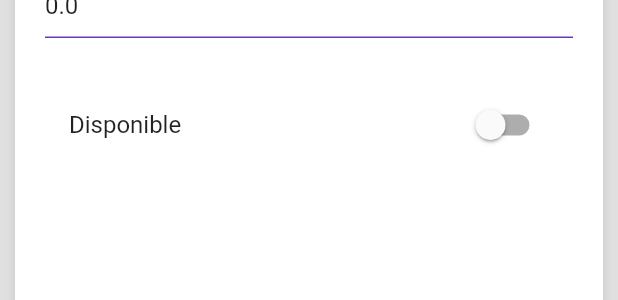
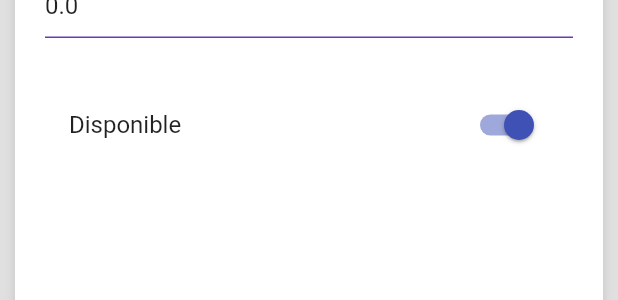
Before and after one commit to emi505inos/productos_app, a Flutter app: the _ProductForm widget shown alone on an empty page, opened directly, after a tap on "Disponible", on a phone screen of 412 x 824 dp. Shown: the part 199-499 px from the top of the screen. Run offline on Flutter 3.47's test engine with Material 2 defaults, Android fonts, the phone set to English and light mode, and no system bars; network calls fail.

Commit message:
modified:   lib/providers/product_from_providers.dart 	modified:   lib/screens/product_screen.dart 	modified:   lib/widgets/product_imagen.dart

```diff
--- a/lib/providers/product_from_providers.dart
+++ b/lib/providers/product_from_providers.dart
@@ -9,6 +9,12 @@ class ProductFormProvider extends ChangeNotifier{
 
   ProductFormProvider(this.product);
 
+  updateAvailability(bool value){
+    print(value);
+    this.product.available = value;
+    notifyListeners();
+  }
+
   bool isValidForm(){
     return formkey.currentState?.validate() ?? false;
   }
--- a/lib/screens/product_screen.dart
+++ b/lib/screens/product_screen.dart
@@ -1,4 +1,6 @@
 import 'package:flutter/material.dart';
+import 'package:flutter/services.dart';
+
 import 'package:productos_app/models/models.dart';
 import 'package:productos_app/providers/product_from_providers.dart';
 import 'package:provider/provider.dart';
@@ -34,6 +36,7 @@ class _ProductScreenBody extends StatelessWidget {
   Widget build(BuildContext context) {
     return Scaffold(
       body: SingleChildScrollView(
+        keyboardDismissBehavior: ScrollViewKeyboardDismissBehavior.onDrag,
         child: Column(
           children: [
             Stack(
@@ -103,6 +106,9 @@ class _ProductForm extends StatelessWidget {
               const SizedBox(height: 30,),
               TextFormField(
                 initialValue: '${product.price}',
+                inputFormatters: [
+                  FilteringTextInputFormatter.allow(RegExp(r'^(\d+)?\.?\d{0,2}'))
+                ],
                 onChanged: ((value){
                   if (double.tryParse(value) == null){
                     product.price = 0;
@@ -121,9 +127,7 @@ class _ProductForm extends StatelessWidget {
                 value: product.available,
                 title: Text('Disponible'),
                 activeColor: Colors.indigo,
-                onChanged: (value) {
-
-                },)
+                onChanged:  productForm.updateAvailability,)
             ],
           )),
       ),
--- a/lib/widgets/product_imagen.dart
+++ b/lib/widgets/product_imagen.dart
@@ -13,6 +13,8 @@ class ProductImage extends StatelessWidget{
         decoration: _buildBoxDecoration(),
         width: double.infinity,
         height: 450,
+        child: Opacity(
+          opacity: 0.8,
           child: ClipRRect(
             borderRadius: BorderRadius.only(topLeft: Radius.circular(45), topRight: Radius.circular(45)),
             child:  url == null
@@ -27,13 +29,14 @@ class ProductImage extends StatelessWidget{
               fit: BoxFit.cover,
               ),
           ),
+        ),
 
       ),
     );
   }
 
   BoxDecoration _buildBoxDecoration() => BoxDecoration(
-    color: Colors.red,
+    color: Colors.black,
     borderRadius: const BorderRadius.only(topLeft: Radius.circular(45), topRight: Radius.circular(45)),
     boxShadow: [
       BoxShadow(
```
Lines whose indentation alone changed are shown as unchanged.
